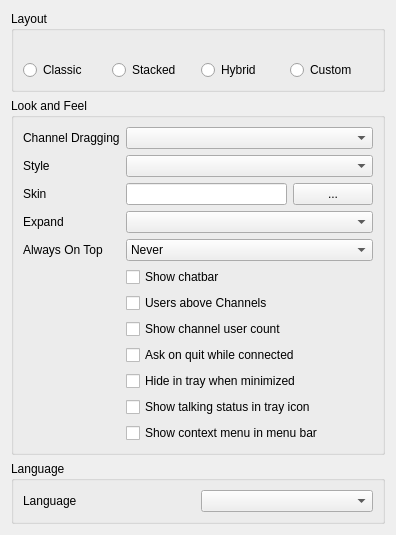
Above: src/mumble/LookConfig.ui from mumble-voip/mumble before the change. Below: the same form after it.
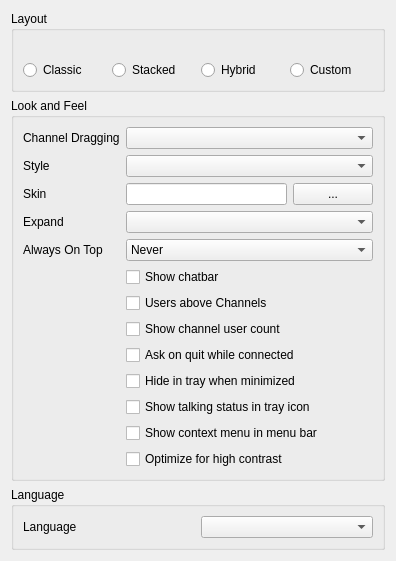
That is the form after the change. Icons and pictures are not drawn.

Commit message: Add High contrast option for visually impaired. For now only affects AGC/VAD config bars

```diff
--- a/src/mumble/LookConfig.ui
+++ b/src/mumble/LookConfig.ui
@@ -351,6 +351,16 @@
         </property>
        </widget>
       </item>
+      <item row="12" column="1" colspan="2">
+       <widget class="QCheckBox" name="qcbHighContrast">
+        <property name="toolTip">
+         <string>Apply some high contrast optimizations for visually impaired users</string>
+        </property>
+        <property name="text">
+         <string>Optimize for high contrast</string>
+        </property>
+       </widget>
+      </item>
      </layout>
     </widget>
    </item>
```
Left out of the diff: 15 changed lines with no effect on the pictures. The commit also changes 9 other files.
